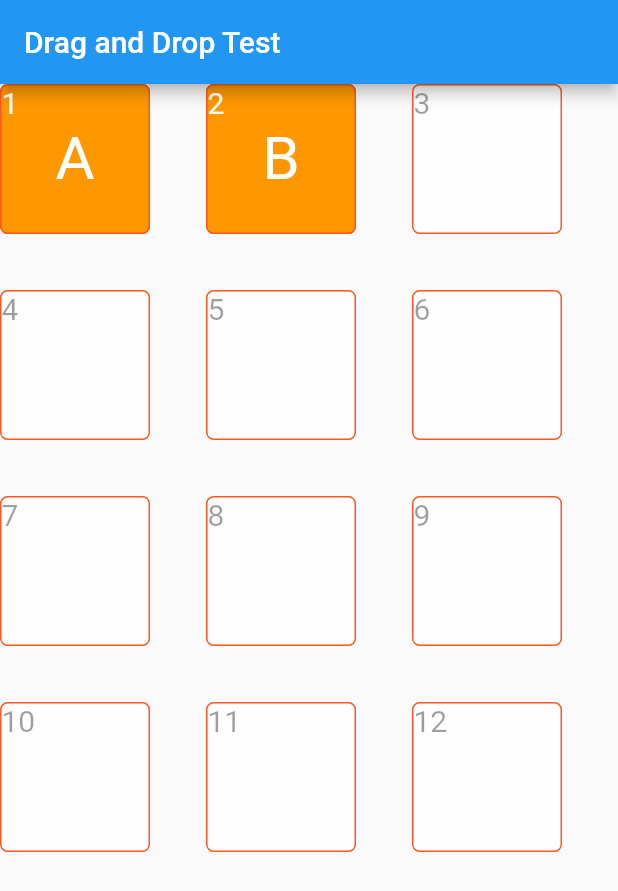
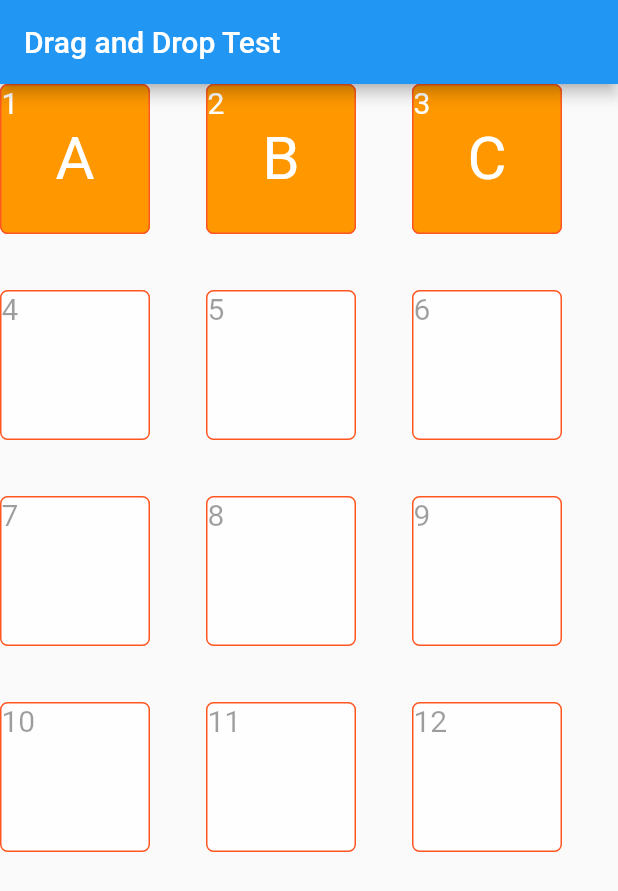
Before and after one commit to ume-bar/Draggable, a Flutter app: the screen it shows after launch, on a phone screen of 412 x 824 dp. Shown: the top 891 px of the screen. Run offline on Flutter 3.47's test engine with Material 2 defaults, Android fonts, the phone set to English and light mode, and no system bars; our stand-ins replace flutter_hooks.

Commit message:
WIP HookWidget

```diff
--- a/lib/main.dart
+++ b/lib/main.dart
@@ -1,4 +1,5 @@
 import 'package:flutter/material.dart';
+import 'package:flutter_hooks/flutter_hooks.dart';
 
 class CategoryData {
   int index = -1;
@@ -13,7 +14,7 @@ void main() {
   runApp(const DraggableScreen());
 }
 
-class DraggableScreen extends StatelessWidget {
+class DraggableScreen extends HookWidget {
   const DraggableScreen({Key? key}) : super(key: key);
 
   @override
@@ -23,32 +24,22 @@ class DraggableScreen extends StatelessWidget {
       theme: ThemeData(
         primarySwatch: Colors.blue,
       ),
-      home: const MyHomePage(title: 'Drag and Drop Test'),
+      home: DraggablePage(),
     );
   }
 }
 
-class MyHomePage extends StatefulWidget {
-  const MyHomePage({Key? key, required this.title}) : super(key: key);
+// ignore: must_be_immutable
+class DraggablePage extends HookWidget {
+  List<CategoryData> itemList = [];
 
-  final String title;
-
-  @override
-  State<MyHomePage> createState() => _DraggableState();
-}
-
-class _DraggableState extends State<MyHomePage> {
-  List<CategoryData> itemList = [];
-  _DraggableState() {
-    itemList.add(CategoryData(index: 1, name: "A"));
-    itemList.add(CategoryData(index: 2, name: "B"));
-  }
+  DraggablePage({Key? key}) : super(key: key);
 
   @override
   Widget build(BuildContext context) {
     return Scaffold(
       appBar: AppBar(
-        title: Text(widget.title),
+        title: const Text('Drag and Drop Test'),
       ),
       body: GridView.extent(
           maxCrossAxisExtent: 150,
@@ -60,7 +51,7 @@ class _DraggableState extends State<MyHomePage> {
 }
 
 // ignore: must_be_immutable
-class DragTargetItem extends StatefulWidget {
+class DragTargetItem extends HookWidget {
   int index = 0;
   List<CategoryData> itemList = [];
   DragTargetItem(int index, List<CategoryData> itemList, {Key? key})
@@ -68,12 +59,6 @@ class DragTargetItem extends StatefulWidget {
     this.index = index;
     this.itemList = itemList;
   }
-  @override
-  // ignore: library_private_types_in_public_api
-  _DragTargetState createState() => _DragTargetState();
-}
-
-class _DragTargetState extends State<DragTargetItem> {
   bool willAccept = false;
   @override
   Widget build(BuildContext context) {
@@ -84,9 +69,7 @@ class _DragTargetState extends State<DragTargetItem> {
         },
         onAccept: (CategoryData? data) {
           if (data != null && getItemData() == null) {
-            setState(() {
-              data.index = widget.index;
-            });
+            data.index = index;
           }
           willAccept = false;
         },
@@ -104,9 +87,7 @@ class _DragTargetState extends State<DragTargetItem> {
               data: getItemData(),
               onDragStarted: () {},
               onDraggableCanceled: (velocity, offset) {},
-              onDragCompleted: () {
-                setState(() {});
-              },
+              onDragCompleted: () {},
               onDragEnd: (details) {},
               child: itemWedget(0),
               feedback: itemWedget(1),
@@ -123,7 +104,7 @@ class _DragTargetState extends State<DragTargetItem> {
           color: willAccept ? Colors.orangeAccent : Colors.white70,
           border: Border.all(color: Colors.deepOrange),
           borderRadius: BorderRadius.circular(5)),
-      child: Text(widget.index.toString(),
+      child: Text(index.toString(),
           style: const TextStyle(color: Colors.black38, fontSize: 20.0)),
     );
   }
@@ -138,7 +119,7 @@ class _DragTargetState extends State<DragTargetItem> {
             borderRadius: BorderRadius.circular(5)),
         child: Stack(children: <Widget>[
           (m == 0)
-              ? Text(widget.index.toString(),
+              ? Text(index.toString(),
                   style: const TextStyle(color: Colors.white, fontSize: 20.0))
               : Container(),
           Center(
@@ -148,9 +129,11 @@ class _DragTargetState extends State<DragTargetItem> {
   }
 
   CategoryData? getItemData() {
-    final i =
-        widget.itemList.indexWhere(((item) => item.index == widget.index));
-    return i >= 0 ? widget.itemList[i] : null;
+    itemList.add(CategoryData(index: 1, name: "A"));
+    itemList.add(CategoryData(index: 2, name: "B"));
+    itemList.add(CategoryData(index: 3, name: "C"));
+    final i = itemList.indexWhere(((item) => item.index == index));
+    return i >= 0 ? itemList[i] : null;
   }
 
   String getName() {
--- a/pubspec.yaml
+++ b/pubspec.yaml
@@ -29,6 +29,7 @@ environment:
 dependencies:
   flutter:
     sdk: flutter
+  flutter_hooks: ^0.18.5+1
 
 
   # The following adds the Cupertino Icons font to your application.
```
Also changed, not shown: pubspec.lock.
